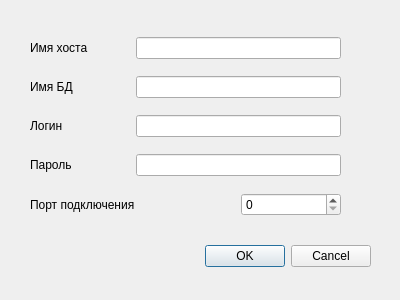
The window that Qt/Lesson 3/L3/dialog.ui (nitmes/C-) describes before a commit, drawn with Qt 5.
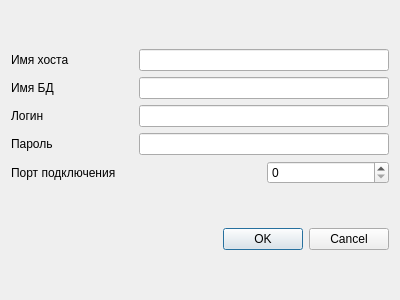
The same window after the commit.

Diff of the .ui file:
```diff
--- a/Qt/Lesson 3/L3/dialog.ui
+++ b/Qt/Lesson 3/L3/dialog.ui
@@ -13,31 +13,8 @@
   <property name="windowTitle">
    <string>Dialog</string>
   </property>
-  <widget class="QDialogButtonBox" name="buttonBox">
-   <property name="geometry">
-    <rect>
-     <x>30</x>
-     <y>240</y>
-     <width>341</width>
-     <height>32</height>
-    </rect>
-   </property>
-   <property name="orientation">
-    <enum>Qt::Horizontal</enum>
-   </property>
-   <property name="standardButtons">
-    <set>QDialogButtonBox::Cancel|QDialogButtonBox::Ok</set>
-   </property>
-  </widget>
-  <widget class="QWidget" name="">
-   <property name="geometry">
-    <rect>
-     <x>30</x>
-     <y>26</y>
-     <width>311</width>
-     <height>201</height>
-    </rect>
-   </property>
+  <layout class="QVBoxLayout" name="verticalLayout">
+   <item>
    <layout class="QGridLayout" name="gridLayout">
     <item row="0" column="0">
      <widget class="QLabel" name="label">
@@ -90,7 +67,18 @@
      <widget class="QSpinBox" name="spinBox"/>
     </item>
    </layout>
-  </widget>
+   </item>
+   <item>
+    <widget class="QDialogButtonBox" name="buttonBox">
+     <property name="orientation">
+      <enum>Qt::Horizontal</enum>
+     </property>
+     <property name="standardButtons">
+      <set>QDialogButtonBox::Cancel|QDialogButtonBox::Ok</set>
+     </property>
+    </widget>
+   </item>
+  </layout>
  </widget>
  <resources/>
  <connections>
```
Lines whose indentation alone changed are shown as unchanged.
